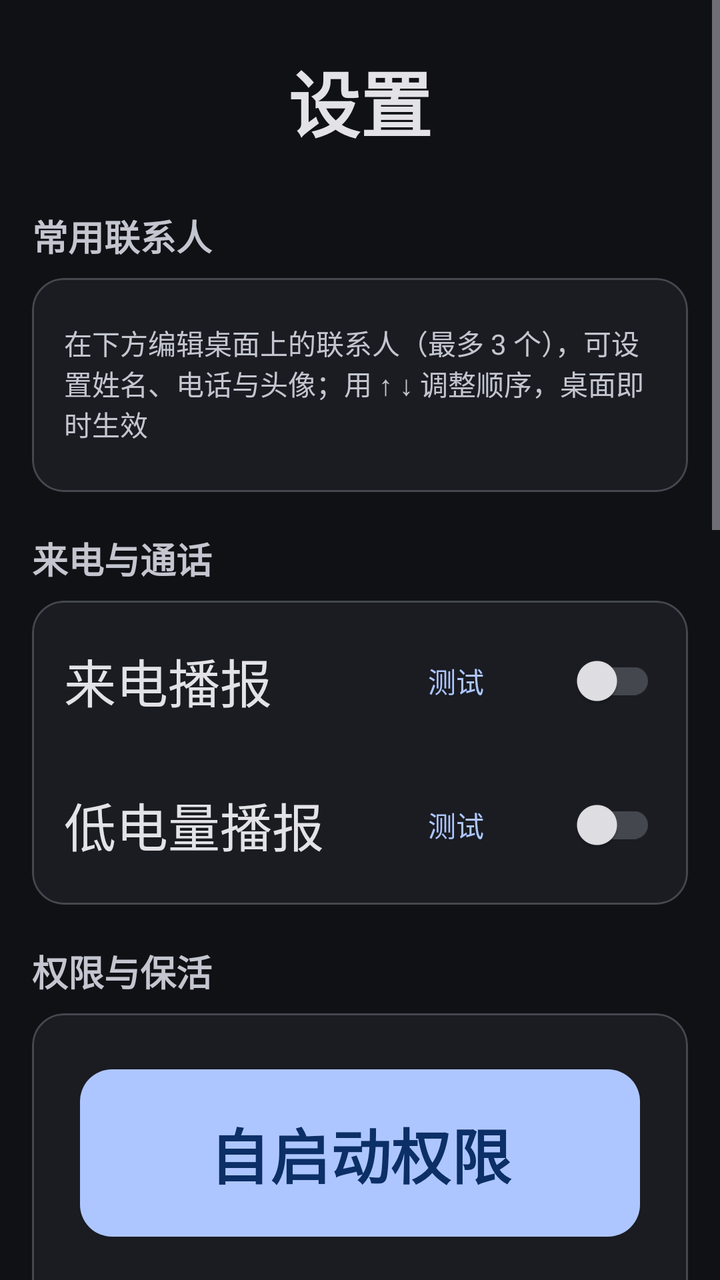
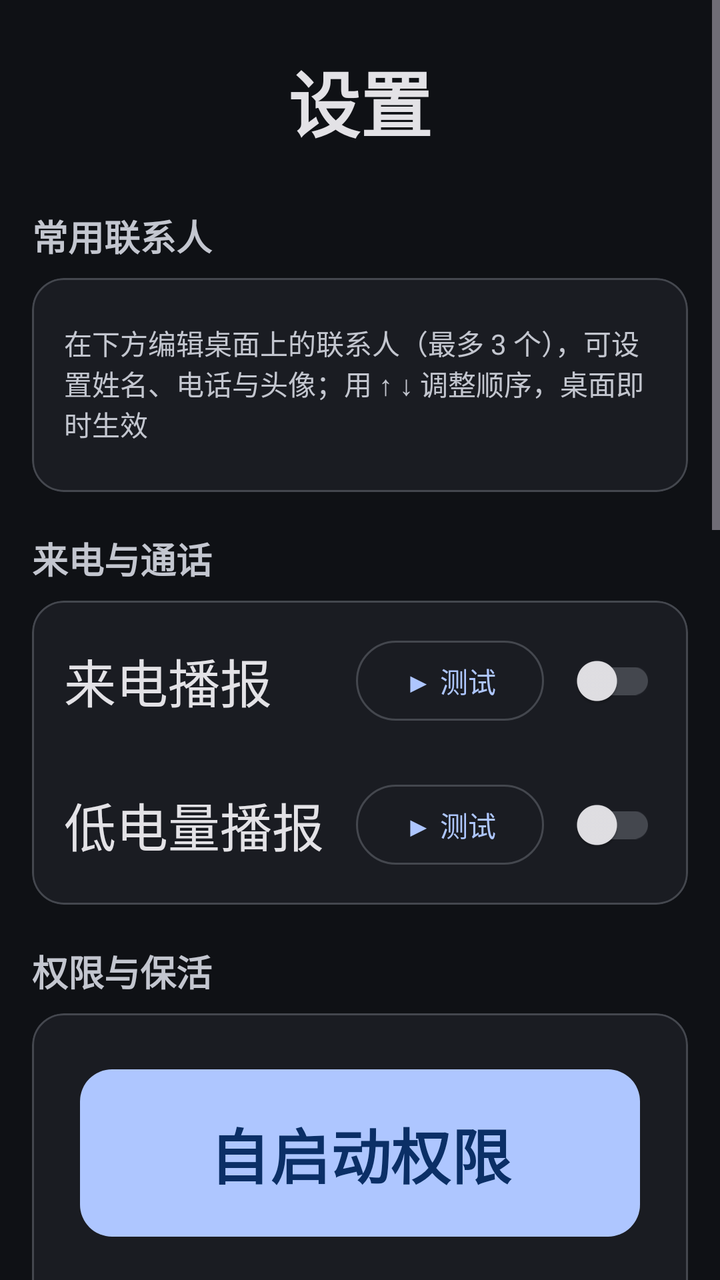

Before-and-after screenshots of an Android layout around one commit, followed by the original layout XML and the change that was made.
<!-- AndroidManifest.xml: application theme Theme.ElderLauncher -->
<!-- res/layout/activity_settings.xml -->
<?xml version="1.0" encoding="utf-8"?>
<ScrollView xmlns:android="http://schemas.android.com/apk/res/android"
    xmlns:app="http://schemas.android.com/apk/res-auto"
    android:layout_width="match_parent"
    android:layout_height="match_parent">

    <LinearLayout
        android:layout_width="match_parent"
        android:layout_height="wrap_content"
        android:orientation="vertical"
        android:padding="16dp">

        <TextView
            android:layout_width="match_parent"
            android:layout_height="wrap_content"
            android:gravity="center"
            android:padding="8dp"
            android:text="@string/settings_title"
            android:textColor="?attr/colorOnSurface"
            android:textSize="@dimen/textTitle"
            android:textStyle="bold" />

        
        <TextView
            style="@style/SectionTitle"
            android:text="@string/set_fav_title" />

        <com.google.android.material.card.MaterialCardView style="@style/SettingsCard">

            <LinearLayout
                android:layout_width="match_parent"
                android:layout_height="wrap_content"
                android:orientation="vertical">

                <TextView
                    style="@style/HintText"
                    android:text="@string/set_fav_tip" />

                <LinearLayout
                    android:id="@+id/favContainer"
                    android:layout_width="match_parent"
                    android:layout_height="wrap_content"
                    android:orientation="vertical" />
            </LinearLayout>
        </com.google.android.material.card.MaterialCardView>

        
        <TextView
            style="@style/SectionTitle"
            android:text="@string/section_call" />

        <com.google.android.material.card.MaterialCardView
            style="@style/SettingsCard"
            app:contentPadding="4dp">

            <LinearLayout
                android:layout_width="match_parent"
                android:layout_height="wrap_content"
                android:orientation="vertical">

                <LinearLayout
                    android:layout_width="match_parent"
                    android:layout_height="wrap_content"
                    android:gravity="center_vertical"
                    android:orientation="horizontal"
                    android:padding="12dp">

                    <TextView
                        android:layout_width="0dp"
                        android:layout_height="wrap_content"
                        android:layout_weight="1"
                        android:text="@string/set_incoming"
                        android:textColor="?attr/colorOnSurface"
                        android:textSize="@dimen/textSubtitle" />

                    <com.google.android.material.button.MaterialButton
                        android:id="@+id/btnTestIncoming"
                        style="@style/Widget.Material3.Button.TextButton"
                        android:layout_width="wrap_content"
                        android:layout_height="wrap_content"
                        android:layout_marginEnd="8dp"
                        android:text="@string/btn_test" />

                    <com.google.android.material.switchmaterial.SwitchMaterial
                        android:id="@+id/swIncoming"
                        android:layout_width="wrap_content"
                        android:layout_height="wrap_content" />
                </LinearLayout>

                <LinearLayout
                    android:layout_width="match_parent"
                    android:layout_height="wrap_content"
                    android:gravity="center_vertical"
                    android:orientation="horizontal"
                    android:padding="12dp">

                    <TextView
                        android:layout_width="0dp"
                        android:layout_height="wrap_content"
                        android:layout_weight="1"
                        android:text="@string/set_lowbattery"
                        android:textColor="?attr/colorOnSurface"
                        android:textSize="@dimen/textSubtitle" />

                    <com.google.android.material.button.MaterialButton
                        android:id="@+id/btnTestLow"
                        style="@style/Widget.Material3.Button.TextButton"
                        android:layout_width="wrap_content"
                        android:layout_height="wrap_content"
                        android:layout_marginEnd="8dp"
                        android:text="@string/btn_test" />

                    <com.google.android.material.switchmaterial.SwitchMaterial
                        android:id="@+id/swLow"
                        android:layout_width="wrap_content"
                        android:layout_height="wrap_content" />
                </LinearLayout>
            </LinearLayout>
        </com.google.android.material.card.MaterialCardView>

        
        <TextView
            style="@style/SectionTitle"
            android:text="@string/section_permission" />

        <com.google.android.material.card.MaterialCardView style="@style/SettingsCard">

            <LinearLayout
                android:layout_width="match_parent"
                android:layout_height="wrap_content"
                android:orientation="vertical">

                <com.google.android.material.button.MaterialButton
                    android:id="@+id/btnAutostart"
                    style="@style/BigButton"
                    android:layout_width="match_parent"
                    android:layout_height="wrap_content"
                    android:text="@string/btn_autostart" />

                <TextView
                    style="@style/HintText"
                    android:text="@string/autostart_tip" />

                <com.google.android.material.button.MaterialButton
                    android:id="@+id/btnBattery"
                    style="@style/BigButton"
                    android:layout_width="match_parent"
                    android:layout_height="wrap_content"
                    android:layout_marginTop="4dp"
                    android:text="@string/btn_battery" />

                <TextView
                    style="@style/HintText"
                    android:text="@string/battery_tip" />
            </LinearLayout>
        </com.google.android.material.card.MaterialCardView>

        
        <TextView
            style="@style/SectionTitle"
            android:text="@string/section_default" />

        <com.google.android.material.card.MaterialCardView style="@style/SettingsCard">

            <LinearLayout
                android:layout_width="match_parent"
                android:layout_height="wrap_content"
                android:orientation="vertical">

                <com.google.android.material.button.MaterialButton
                    android:id="@+id/btnDefault"
                    style="@style/BigButton"
                    android:layout_width="match_parent"
                    android:layout_height="wrap_content"
                    android:text="@string/set_default_launcher" />

                <TextView
                    style="@style/HintText"
                    android:text="@string/set_default_tip" />

                <com.google.android.material.button.MaterialButton
                    android:id="@+id/btnRestoreHome"
                    style="@style/BigButton.Outlined"
                    android:layout_width="match_parent"
                    android:layout_height="wrap_content"
                    android:layout_marginTop="4dp"
                    android:text="@string/restore_system_home" />

                <TextView
                    style="@style/HintText"
                    android:text="@string/restore_system_home_tip" />
            </LinearLayout>
        </com.google.android.material.card.MaterialCardView>

        
        <TextView
            style="@style/SectionTitle"
            android:text="@string/section_diagnostic" />

        <com.google.android.material.card.MaterialCardView style="@style/SettingsCard">

            <LinearLayout
                android:layout_width="match_parent"
                android:layout_height="wrap_content"
                android:orientation="vertical">

                <com.google.android.material.button.MaterialButton
                    android:id="@+id/btnExportLog"
                    style="@style/BigButton.Outlined"
                    android:layout_width="match_parent"
                    android:layout_height="wrap_content"
                    android:text="@string/export_log" />

                <TextView
                    style="@style/HintText"
                    android:text="@string/export_log_tip" />
            </LinearLayout>
        </com.google.android.material.card.MaterialCardView>

        <View
            android:layout_width="match_parent"
            android:layout_height="24dp" />
    </LinearLayout>
</ScrollView>
<!-- resources referenced by this layout -->
<resources>
  <dimen name="textSubtitle">26sp</dimen>
  <dimen name="textTitle">36sp</dimen>
  <string name="autostart_tip">开启自启动与后台运行，手机重启后自动进入桌面</string>
  <string name="battery_tip">允许后台运行，避免被系统清理导致来电异常</string>
  <string name="btn_autostart">自启动权限</string>
  <string name="btn_battery">忽略电池优化</string>
  <string name="btn_test">测试</string>
  <string name="export_log">导出诊断日志</string>
  <string name="export_log_tip">把版本、设备型号、权限状态、语音引擎状态和运行日志打包成一份文本，可直接发给我排查问题。不含联系人号码、照片、通话内容等隐私信息</string>
  <string name="restore_system_home">恢复系统桌面</string>
  <string name="restore_system_home_tip">取消老人桌面的默认桌面设置，回到手机原来的桌面。适合临时使用或需要进入系统桌面时</string>
  <string name="section_call">来电与通话</string>
  <string name="section_default">默认应用</string>
  <string name="section_diagnostic">日志与诊断</string>
  <string name="section_permission">权限与保活</string>
  <string name="set_default_launcher">设为默认桌面</string>
  <string name="set_default_tip">在系统设置中将“老人桌面”设为默认桌面，开机即进入本应用</string>
  <string name="set_fav_tip">在下方编辑桌面上的联系人（最多 3 个），可设置姓名、电话与头像；用 ↑ ↓ 调整顺序，桌面即时生效</string>
  <string name="set_fav_title">常用联系人</string>
  <string name="set_incoming">来电播报</string>
  <string name="set_lowbattery">低电量播报</string>
  <string name="settings_title">设置</string>
  <style name="BigButton" parent="Widget.Material3.Button">
          <item name="android:textSize">@dimen/textHeadline</item>
          <item name="android:textStyle">bold</item>
          <item name="android:padding">20dp</item>
          <item name="android:layout_margin">8dp</item>
          <item name="android:minHeight">64dp</item>
          <item name="cornerRadius">@dimen/cornerLarge</item>
      </style>
  <style name="BigButton.Outlined" parent="Widget.Material3.Button.OutlinedButton">
          <item name="android:textSize">@dimen/textSection</item>
          <item name="android:padding">16dp</item>
          <item name="android:layout_margin">8dp</item>
          <item name="android:minHeight">56dp</item>
          <item name="cornerRadius">@dimen/cornerLarge</item>
      </style>
  <style name="HintText">
          <item name="android:layout_width">match_parent</item>
          <item name="android:layout_height">wrap_content</item>
          <item name="android:textSize">@dimen/textCaption</item>
          <item name="android:textColor">?attr/colorOnSurfaceVariant</item>
          <item name="android:paddingTop">6dp</item>
          <item name="android:paddingBottom">8dp</item>
      </style>
  <dimen name="textHeadline">30sp</dimen>
  <dimen name="cornerLarge">16dp</dimen>
  <dimen name="textSection">22sp</dimen>
  <dimen name="textCaption">14sp</dimen>
  <dimen name="textLabel">18sp</dimen>
  <color name="colorPrimary">#AEC6FF</color>
  <color name="colorOnPrimary">#0B2F66</color>
  <color name="colorPrimaryContainer">#284786</color>
  <color name="colorOnPrimaryContainer">#D9E2FF</color>
  <color name="colorSecondary">#BEC6DC</color>
  <color name="colorOnSecondary">#283141</color>
  <color name="colorSecondaryContainer">#3E4759</color>
  <color name="colorOnSecondaryContainer">#DAE2F9</color>
  <color name="colorTertiary">#DDBCE4</color>
  <color name="colorOnTertiary">#3F2844</color>
  <color name="colorTertiaryContainer">#573E5C</color>
  <color name="colorOnTertiaryContainer">#FAD8FF</color>
  <color name="colorOnBackground">#E2E2E9</color>
  <color name="colorSurface">#1A1C22</color>
  <color name="colorOnSurface">#E3E2E6</color>
  <color name="colorSurfaceVariant">#2A2E37</color>
  <color name="colorOnSurfaceVariant">#C3C6CF</color>
  <color name="colorSurfaceContainer">#1E2128</color>
  <color name="colorSurfaceContainerHigh">#282C34</color>
  <color name="colorSurfaceContainerHighest">#33373F</color>
  <color name="colorOutline">#44474E</color>
  <color name="colorOutlineVariant">#2A2E37</color>
  <color name="colorError">#FFB4AB</color>
  <color name="colorOnError">#690005</color>
  <color name="colorErrorContainer">#93000A</color>
  <color name="colorOnErrorContainer">#FFDAD6</color>
  <color name="colorBackground">#0F1115</color>
  <!-- unchanged entries left out for length: 3 -->
</resources>

<!-- the commit's change to res/layout/activity_settings.xml (unified diff, before → after) -->
@@ -75,7 +75,7 @@
 
                     <com.google.android.material.button.MaterialButton
                         android:id="@+id/btnTestIncoming"
-                        style="@style/Widget.Material3.Button.TextButton"
+                        style="@style/Widget.Material3.Button.OutlinedButton"
                         android:layout_width="wrap_content"
                         android:layout_height="wrap_content"
                         android:layout_marginEnd="8dp"
@@ -104,7 +104,7 @@
 
                     <com.google.android.material.button.MaterialButton
                         android:id="@+id/btnTestLow"
-                        style="@style/Widget.Material3.Button.TextButton"
+                        style="@style/Widget.Material3.Button.OutlinedButton"
                         android:layout_width="wrap_content"
                         android:layout_height="wrap_content"
                         android:layout_marginEnd="8dp"
<!-- resource entries referenced after the edit -->
@@ -6,7 +6,7 @@
   <string name="battery_tip">允许后台运行，避免被系统清理导致来电异常</string>
   <string name="btn_autostart">自启动权限</string>
   <string name="btn_battery">忽略电池优化</string>
-  <string name="btn_test">测试</string>
+  <string name="btn_test">▶ 测试</string>
   <string name="export_log">导出诊断日志</string>
   <string name="export_log_tip">把版本、设备型号、权限状态、语音引擎状态和运行日志打包成一份文本，可直接发给我排查问题。不含联系人号码、照片、通话内容等隐私信息</string>
   <string name="restore_system_home">恢复系统桌面</string>
